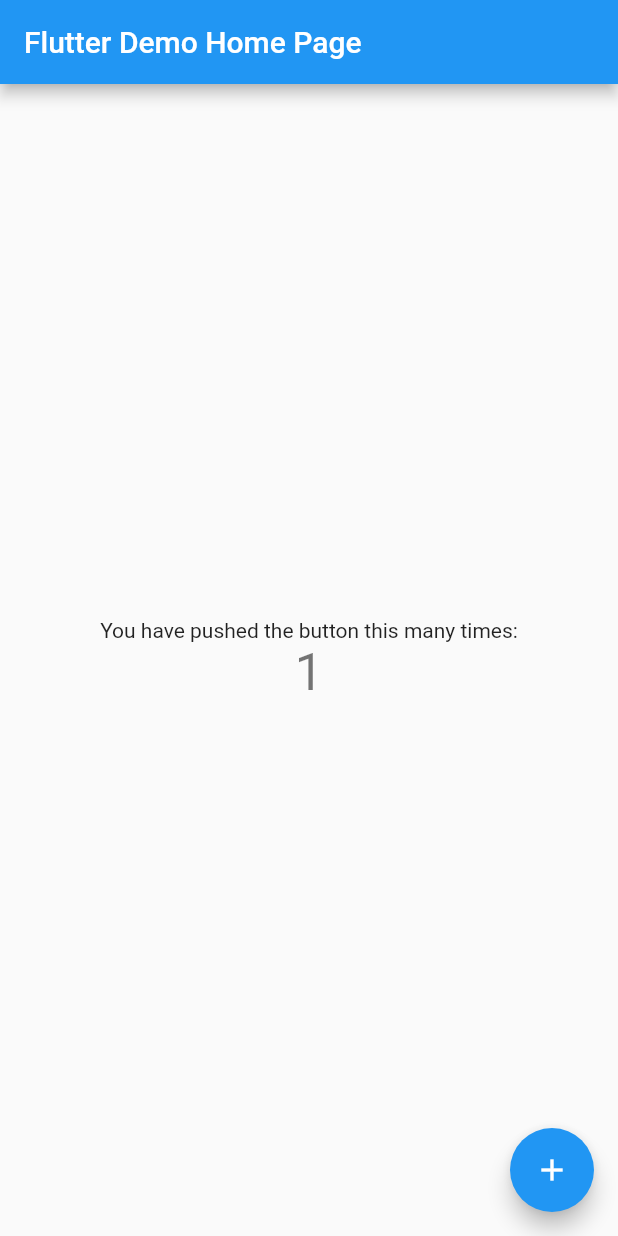
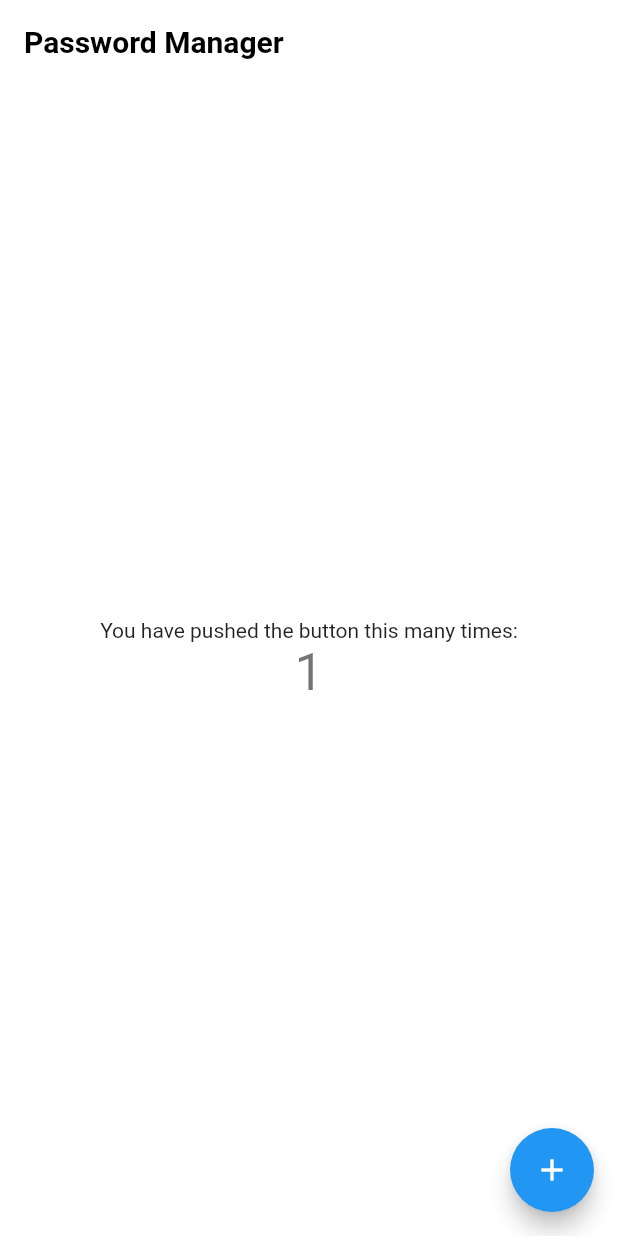
Before and after one commit to Android-Builds/Password-Manager, a Flutter app: the screen it shows after launch, after a tap on the "add" icon, on a phone screen of 412 x 824 dp. Run offline on Flutter 3.47's test engine with Material 2 defaults, Android fonts, the phone set to English and light mode, and no system bars.

Commit message:
Add themes

```diff
--- a/lib/main.dart
+++ b/lib/main.dart
@@ -1,6 +1,7 @@
 import 'package:flutter/material.dart';
 
-void main() {
+void main() async {
+  WidgetsFlutterBinding.ensureInitialized();
   runApp(MyApp());
 }
 
@@ -8,20 +9,41 @@ class MyApp extends StatelessWidget {
   @override
   Widget build(BuildContext context) {
     return MaterialApp(
-      title: 'Flutter Demo',
-      theme: ThemeData(
-        primarySwatch: Colors.blue,
+      debugShowCheckedModeBanner: false,
+      title: 'Password Manager',
+      theme: ThemeData.light().copyWith(
         visualDensity: VisualDensity.adaptivePlatformDensity,
+        scaffoldBackgroundColor: Colors.white,
+        appBarTheme: AppBarTheme(
+          elevation: 0.0,
+          color: Colors.white,
+          iconTheme: IconThemeData(color: Colors.black),
+          textTheme: TextTheme(
+            headline6: TextStyle(
+                color: Colors.black,
+                fontWeight: FontWeight.bold,
+                fontSize: 20.0),
+          ),
+        ),
       ),
-      home: MyHomePage(title: 'Flutter Demo Home Page'),
+      darkTheme: ThemeData.dark().copyWith(
+        visualDensity: VisualDensity.adaptivePlatformDensity,
+        canvasColor: Colors.black,
+        scaffoldBackgroundColor: Colors.black,
+        bottomSheetTheme: BottomSheetThemeData(
+          backgroundColor: Colors.grey[900],
+        ),
+        appBarTheme: AppBarTheme(color: Colors.black),
+        popupMenuTheme: PopupMenuThemeData(color: Colors.black),
+        dialogBackgroundColor: Colors.black,
+      ),
+      home: MyHomePage(),
     );
   }
 }
 
 class MyHomePage extends StatefulWidget {
-  MyHomePage({Key key, this.title}) : super(key: key);
-
-  final String title;
+  MyHomePage({Key key}) : super(key: key);
 
   @override
   _MyHomePageState createState() => _MyHomePageState();
@@ -40,7 +62,7 @@ class _MyHomePageState extends State<MyHomePage> {
   Widget build(BuildContext context) {
     return Scaffold(
       appBar: AppBar(
-        title: Text(widget.title),
+        title: Text('Password Manager'),
       ),
       body: Center(
         child: Column(
```
